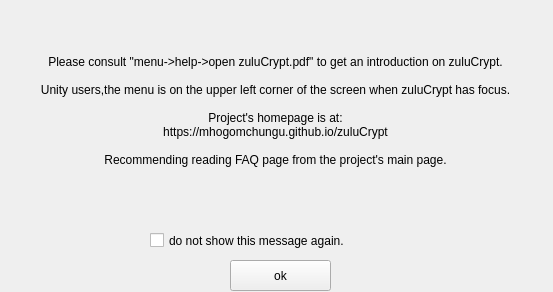
Before: the Qt Designer form zuluCrypt-gui/cryptoinfo.ui in mhogomchungu/zuluCrypt, drawn with Qt 5.
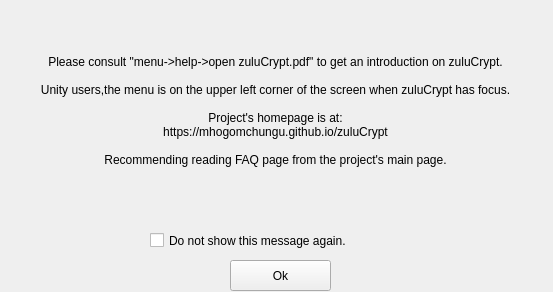
After: the same form once the commit is applied.

The edit to the form file:
```diff
--- a/zuluCrypt-gui/cryptoinfo.ui
+++ b/zuluCrypt-gui/cryptoinfo.ui
@@ -26,7 +26,7 @@
     </rect>
    </property>
    <property name="text">
-    <string>ok</string>
+    <string>Ok</string>
    </property>
   </widget>
   <widget class="QLabel" name="label">
@@ -68,7 +68,7 @@
     </rect>
    </property>
    <property name="text">
-    <string>do not show this message again.</string>
+    <string>Do not show this message again.</string>
    </property>
   </widget>
  </widget>
```
